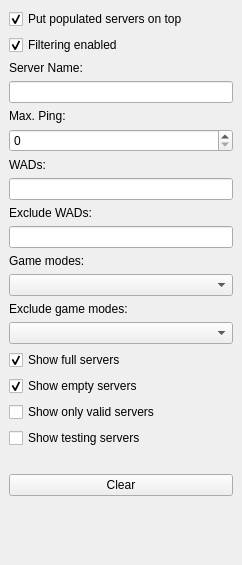
The window that src/core/gui/serverfilterdock.ui (Destroyerrrocket/doomseeker-unofficial) describes before a commit, drawn with Qt 5.
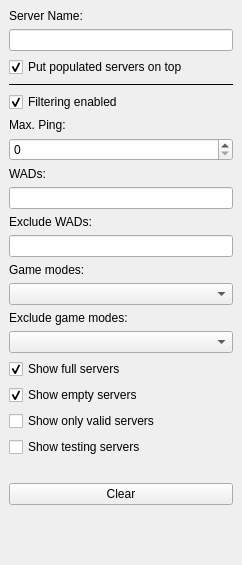
The same window after the commit. Icons and pictures are not drawn. Custom widgets are drawn as their Qt base class.

Commit message: - Filter servers by name regardless of whether the other filters are enabled or not. Resolves #2704.

Diff of the .ui file:
```diff
--- a/src/core/gui/serverfilterdock.ui
+++ b/src/core/gui/serverfilterdock.ui
@@ -21,6 +21,23 @@
   </property>
   <widget class="QWidget" name="dockWidgetContents">
    <layout class="QVBoxLayout" name="verticalLayout_2">
+    <item>
+     <widget class="QLabel" name="label">
+      <property name="text">
+       <string>Server Name:</string>
+      </property>
+     </widget>
+    </item>
+    <item>
+     <widget class="QLineEdit" name="leServerName">
+      <property name="minimumSize">
+       <size>
+        <width>150</width>
+        <height>0</height>
+       </size>
+      </property>
+     </widget>
+    </item>
     <item>
      <widget class="QCheckBox" name="cbGroupServersWithPlayersAtTop">
       <property name="text">
@@ -31,6 +48,16 @@
       </property>
      </widget>
     </item>
+    <item>
+     <widget class="Line" name="line">
+      <property name="frameShadow">
+       <enum>QFrame::Plain</enum>
+      </property>
+      <property name="orientation">
+       <enum>Qt::Horizontal</enum>
+      </property>
+     </widget>
+    </item>
     <item>
      <widget class="QCheckBox" name="cbFilteringEnabled">
       <property name="text">
@@ -55,30 +82,22 @@
          <x>0</x>
          <y>0</y>
          <width>224</width>
-         <height>479</height>
+         <height>425</height>
         </rect>
        </property>
        <layout class="QVBoxLayout" name="verticalLayout_3">
         <property name="margin">
          <number>0</number>
         </property>
-        <item>
-         <widget class="QLabel" name="label">
-          <property name="text">
-           <string>Server Name:</string>
-          </property>
-         </widget>
-        </item>
-        <item>
-         <widget class="QLineEdit" name="leServerName">
-          <property name="minimumSize">
-           <size>
-            <width>150</width>
-            <height>0</height>
-           </size>
-          </property>
-         </widget>
-        </item>
+        <property name="topMargin">
+         <number>0</number>
+        </property>
+        <property name="rightMargin">
+         <number>0</number>
+        </property>
+        <property name="bottomMargin">
+         <number>0</number>
+        </property>
         <item>
          <widget class="QLabel" name="label_2">
           <property name="text">
```
Left out of the diff: 19 changed lines with no effect on the pictures. The commit also changes 3 other files.
